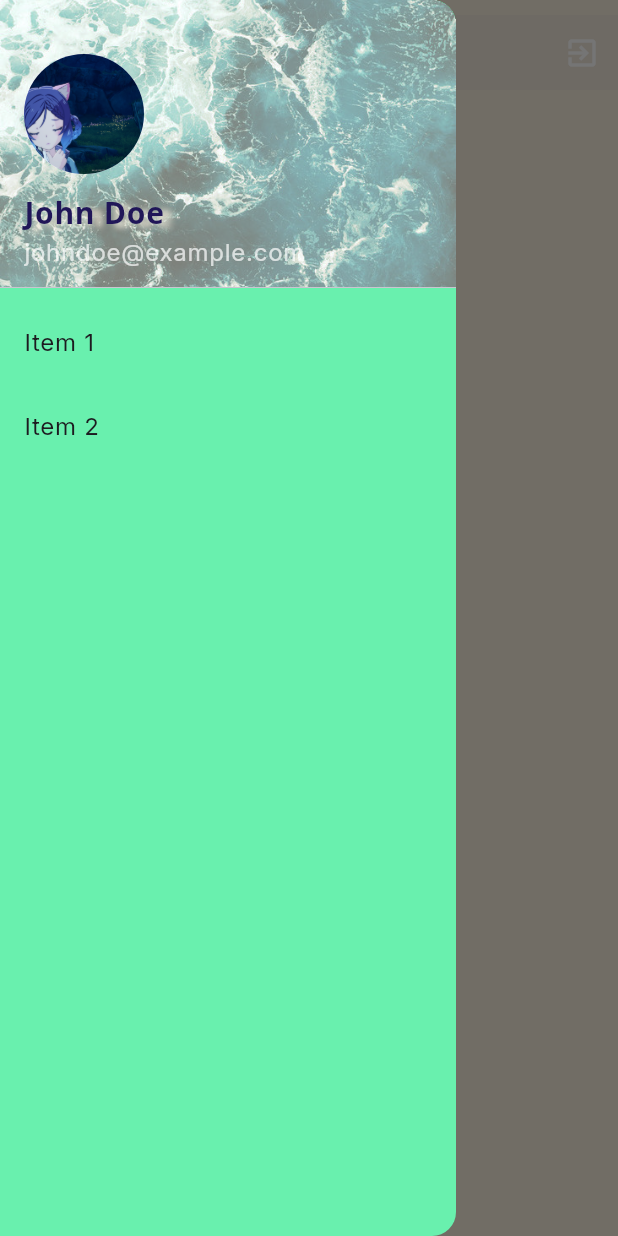
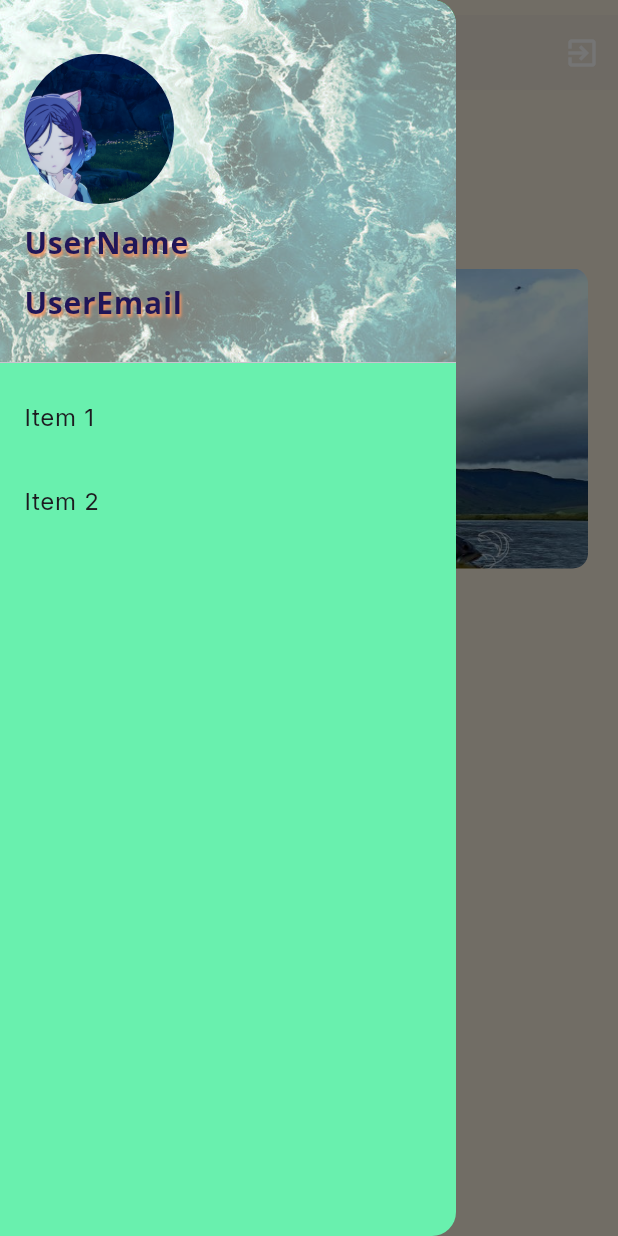
Before and after one commit to Moonkuro101/Fish-Image-Classification-Application, a Flutter app: the screen it shows after launch, with the side drawer open, on a phone screen of 412 x 824 dp. Run offline on Flutter 3.47's test engine with Material 3 defaults, Android fonts, the phone set to English and light mode, and no system bars; drawn by our look-alikes of carousel_slider; our stand-ins replace cloud_firestore, firebase_auth, firebase_core, google_fonts, shared_preferences, smooth_page_indicator; accounts and stored records are empty; generated files the repository leaves out were written again.

Commit message:
adding carousel

```diff
--- a/lib/screens/main_screen/menu_screen.dart
+++ b/lib/screens/main_screen/menu_screen.dart
@@ -1,7 +1,10 @@
 import 'package:firebase_auth/firebase_auth.dart';
+import 'package:fish_finder/screens/main_screen/widget/carousel.dart';
 import 'package:flutter/material.dart';
 import 'package:fish_finder/material/font_and_color.dart';
 import 'package:fish_finder/screens/main_screen/widget/drawer_widget.dart';
+import 'package:google_fonts/google_fonts.dart';
+import 'package:carousel_slider/carousel_slider.dart';
 
 class MenuScreen extends StatelessWidget {
   const MenuScreen({super.key});
@@ -24,7 +27,10 @@ class MenuScreen extends StatelessWidget {
                   return Padding(
                     padding: const EdgeInsets.only(left: 10),
                     child: IconButton(
-                      icon: const Icon(Icons.menu, size: 30,color: Color.fromARGB(255, 4, 6, 10)), // Change color here
+                      icon: const Icon(Icons.menu,
+                          size: 30,
+                          color: Color.fromARGB(
+                              255, 4, 6, 10)), // Change color here
                       onPressed: () {
                         Scaffold.of(context).openDrawer();
                       },
@@ -45,8 +51,43 @@ class MenuScreen extends StatelessWidget {
           ),
         ),
         drawer: const DrawerWidget(),
-        body: const Center(
-          child: Text('Menu Screen'),
+        body: SingleChildScrollView(
+          child: Column(
+            crossAxisAlignment: CrossAxisAlignment.start,
+            children: [
+              Padding(
+                padding: const EdgeInsets.symmetric(
+                  horizontal: 20,
+                  vertical: 20,
+                ),
+                child: Text.rich(
+                  TextSpan(
+                    text: 'Hello',
+                    style: GoogleFonts.inter(
+                        color: const Color(0xff0A9CEB),
+                        fontSize: 26,
+                        fontWeight: FontWeight.w500),
+                    children: [
+                      TextSpan(
+                        text: ',\nUsername',
+                        style: GoogleFonts.inter(
+                          color: const Color(0xff062F45),
+                          fontSize: 26,
+                          fontWeight: FontWeight.bold,
+                        ),
+                      )
+                    ],
+                  ),
+                ),
+              ),
+              const Padding(
+                  padding: EdgeInsets.symmetric(
+                    horizontal: 20,
+                    vertical: 5,
+                  ),
+                  child: CarouselWidget()),
+            ],
+          ),
         ),
       ),
     );
--- /dev/null
+++ b/lib/screens/main_screen/widget/carousel.dart
@@ -0,0 +1,72 @@
+import 'package:carousel_slider/carousel_slider.dart';
+import 'package:fish_finder/material/font_and_color.dart';
+import 'package:flutter/material.dart';
+
+class CarouselWidget extends StatefulWidget {
+  const CarouselWidget({super.key});
+
+  @override
+  State<CarouselWidget> createState() {
+    return _CarouselWidgetState();
+  }
+}
+
+class _CarouselWidgetState extends State<CarouselWidget> {
+  int _current = 0;
+  final List<String> imgList = [
+    'assets/images/carousel/c1.jpg',
+    'assets/images/carousel/c2.jpg',
+    'assets/images/carousel/c3.jpg',
+  ];
+
+  @override
+  Widget build(BuildContext context) {
+    return Column(
+      children: [
+        CarouselSlider(
+          items: imgList
+              .map(
+                (item) => ClipRRect(
+                  borderRadius: const BorderRadius.all(Radius.circular(10.0)),
+                  child: Image.asset(
+                    item,
+                    fit: BoxFit.cover,
+                    width: double.infinity,
+                  ),
+                ),
+              )
+              .toList(),
+          options: CarouselOptions(
+            viewportFraction: 1.0,
+            enlargeCenterPage: true,
+            height: 200.0,
+            autoPlay: true,
+            onPageChanged: (index, reason) {
+              setState(() {
+                _current = index;
+              });
+            },
+          ),
+        ),
+        Row(
+          mainAxisAlignment: MainAxisAlignment.center,
+          children: imgList.map((url) {
+            int index = imgList.indexOf(url);
+            return Container(
+              width: 10.0,
+              height: 10.0,
+              margin:
+                  const EdgeInsets.symmetric(vertical: 10.0, horizontal: 2.0),
+              decoration: BoxDecoration(
+                shape: BoxShape.circle,
+                color: _current == index
+                    ? colorBlue
+                    : const Color.fromARGB(255, 107, 107, 107),
+              ),
+            );
+          }).toList(),
+        ),
+      ],
+    );
+  }
+}
--- a/lib/screens/main_screen/widget/drawer_widget.dart
+++ b/lib/screens/main_screen/widget/drawer_widget.dart
@@ -1,5 +1,3 @@
-import 'dart:ui';
-
 import 'package:fish_finder/material/font_and_color.dart';
 import 'package:flutter/material.dart';
 
@@ -14,7 +12,7 @@ class DrawerWidget extends StatelessWidget {
         padding: EdgeInsets.zero,
         children: [
           SizedBox(
-            height: 200,
+            height: 250,
             child: DrawerHeader(
               decoration: BoxDecoration(
                 image: DecorationImage(
@@ -29,37 +27,51 @@ class DrawerWidget extends StatelessWidget {
               child: Column(
                 crossAxisAlignment: CrossAxisAlignment.start,
                 children: [
-                  Padding(
-                    padding: const EdgeInsets.only(
-                        top: 20.0), // Adjust padding as needed
+                  const Padding(
+                    padding:
+                        EdgeInsets.only(top: 20.0), // Adjust padding as needed
                     child: CircleAvatar(
-                      radius: 40, // Adjust the size of CircleAvatar
+                      radius: 50, // Adjust the size of CircleAvatar
                       backgroundImage: AssetImage(
                           'assets/images/drawer/profile.png'), // Replace with your profile image
                     ),
                   ),
                   const SizedBox(height: 10),
                   Text(
-                    'John Doe',
+                    'UserName',
                     style: fontEnglish.copyWith(
                       color: const Color(0xff201658),
                       fontWeight: FontWeight.bold,
                       fontSize: 20,
                       shadows: [
                         Shadow(
-                          color: mainColor, // Choose the color of the shadow
+                          color: colorOrange, // Choose the color of the shadow
                           blurRadius:
-                              5, // Adjust the blur radius for the shadow effect
-                          offset: Offset(6,
+                              2, // Adjust the blur radius for the shadow effect
+                          offset: const Offset(1,
                               2.0), // Set the horizontal and vertical offset for the shadow
                         ),
                       ],
                     ),
                   ),
-                  const Text(
-                    'johndoe@example.com',
-                    style: TextStyle(
-                      color: Colors.white70,
+                  const SizedBox(
+                    height: 10,
+                  ),
+                  Text(
+                    'UserEmail',
+                    style: fontEnglish.copyWith(
+                      color: const Color(0xff201658),
+                      fontWeight: FontWeight.bold,
+                      fontSize: 20,
+                      shadows: [
+                        Shadow(
+                          color: colorOrange, // Choose the color of the shadow
+                          blurRadius:
+                              2, // Adjust the blur radius for the shadow effect
+                          offset: const Offset(1,
+                              2.0), // Set the horizontal and vertical offset for the shadow
+                        ),
+                      ],
                     ),
                   ),
                 ],
--- a/pubspec.yaml
+++ b/pubspec.yaml
@@ -44,6 +44,7 @@ dependencies:
   firebase_storage: ^11.6.0
   cloud_firestore: ^4.14.0
   shared_preferences: ^2.3.2
+  carousel_slider: ^5.0.0
 
 dev_dependencies:
   flutter_test:
@@ -72,6 +73,8 @@ flutter:
     - assets/images/intro/
     - assets/images/login/
     - assets/images/drawer/
+    - assets/images/carousel/
+
 
     # - assets\images\main\
 
```
Also changed, not shown: assets/images/carousel/c1.jpg (added), assets/images/carousel/c2.jpg (added), assets/images/carousel/c3.jpg (added), pubspec.lock.
